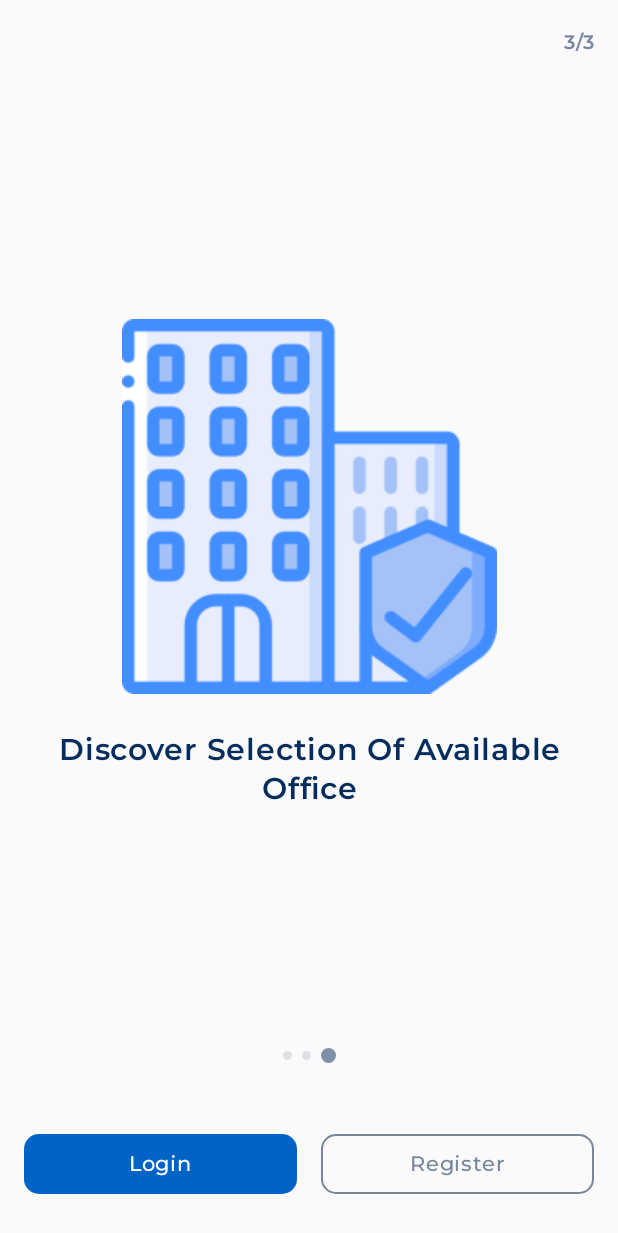
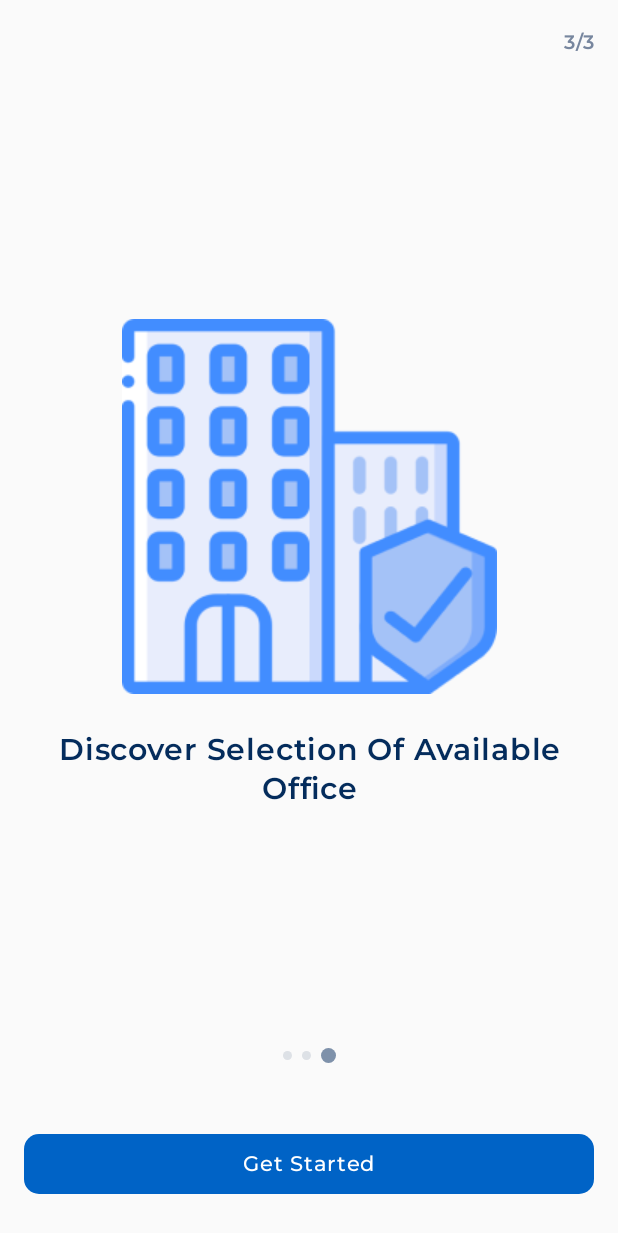
Before and after one commit to verindrarizya/AttendanceFirebase, an Android app built with Jetpack Compose: the screen it shows after launch (MainActivity), on a phone screen of 412 x 824 dp. Shown: the top 1233 px of the screen. Run offline under Robolectric (Android 15) with nearby library versions, the phone set to English and light mode, and no system bars; our stand-ins replace Dagger/Hilt's generated code.

Commit message:
on boarding and navigation fixing

```diff
--- a/app/src/main/java/com/verindrarizya/attendancefirebase/data/PreferencesRepository.kt
+++ b/app/src/main/java/com/verindrarizya/attendancefirebase/data/PreferencesRepository.kt
@@ -4,7 +4,6 @@ import androidx.datastore.core.DataStore
 import androidx.datastore.preferences.core.Preferences
 import androidx.datastore.preferences.core.booleanPreferencesKey
 import androidx.datastore.preferences.core.edit
-import kotlinx.coroutines.delay
 import kotlinx.coroutines.flow.Flow
 import kotlinx.coroutines.flow.map
 import kotlinx.coroutines.runBlocking
@@ -21,7 +20,6 @@ class PreferencesRepository @Inject constructor(
 ) {
 
     val isUserAlreadyOnBoarded: Flow<Boolean> = dataStore.data.map { preferences ->
-        delay(2_500)
         preferences[DataStoreKey.OnBoardedKey] ?: false
     }
 
--- a/app/src/main/java/com/verindrarizya/attendancefirebase/ui/screens/AttendanceFirebaseScreen.kt
+++ b/app/src/main/java/com/verindrarizya/attendancefirebase/ui/screens/AttendanceFirebaseScreen.kt
@@ -1,31 +1,25 @@
 package com.verindrarizya.attendancefirebase.ui.screens
 
-import androidx.compose.foundation.layout.Box
-import androidx.compose.foundation.layout.fillMaxSize
 import androidx.compose.runtime.Composable
+import androidx.compose.runtime.LaunchedEffect
 import androidx.compose.runtime.getValue
-import androidx.compose.ui.Alignment
 import androidx.compose.ui.Modifier
 import androidx.lifecycle.compose.collectAsStateWithLifecycle
 import androidx.lifecycle.viewmodel.compose.viewModel
 import androidx.navigation.NavHostController
 import androidx.navigation.compose.NavHost
+import androidx.navigation.compose.currentBackStackEntryAsState
 import androidx.navigation.compose.rememberNavController
-import com.airbnb.lottie.compose.LottieAnimation
-import com.airbnb.lottie.compose.LottieCompositionSpec
-import com.airbnb.lottie.compose.LottieConstants
-import com.airbnb.lottie.compose.animateLottieCompositionAsState
-import com.airbnb.lottie.compose.rememberLottieComposition
-import com.verindrarizya.attendancefirebase.ui.navigation.GlobalAuthDestination
 import com.verindrarizya.attendancefirebase.ui.navigation.authGraph
 import com.verindrarizya.attendancefirebase.ui.navigation.navigateToGlobalAuth
 import com.verindrarizya.attendancefirebase.ui.navigation.popUpToInclusive
-import com.verindrarizya.attendancefirebase.ui.screens.authentication.login.navigateToLogin
-import com.verindrarizya.attendancefirebase.ui.screens.authentication.register.navigateToRegister
 import com.verindrarizya.attendancefirebase.ui.screens.dashboard.DashboardDestination
 import com.verindrarizya.attendancefirebase.ui.screens.dashboard.dashboardScreen
 import com.verindrarizya.attendancefirebase.ui.screens.onboarding.OnBoardingDestination
+import com.verindrarizya.attendancefirebase.ui.screens.onboarding.navigateToOnBoarding
 import com.verindrarizya.attendancefirebase.ui.screens.onboarding.onBoardingScreen
+import com.verindrarizya.attendancefirebase.ui.screens.preload.PreloadingDestination
+import com.verindrarizya.attendancefirebase.ui.screens.preload.preloadingScreen
 
 @Composable
 fun AttendanceFirebaseScreen(
@@ -34,29 +28,37 @@ fun AttendanceFirebaseScreen(
     viewModel: AttendanceFirebaseViewModel = viewModel()
 ) {
     val isUserOnBoarded: Boolean? by viewModel.isUserAlreadyOnBoarded.collectAsStateWithLifecycle()
+    val currentBackStack by navController.currentBackStackEntryAsState()
 
-    if (isUserOnBoarded != null) {
+    LaunchedEffect(isUserOnBoarded) {
+        isUserOnBoarded?.let {
+            if (it) {
+                navController.navigateToGlobalAuth {
+                    popUpToInclusive(
+                        if (currentBackStack?.destination?.route == PreloadingDestination.routeName) {
+                            PreloadingDestination
+                        } else {
+                            OnBoardingDestination
+                        }
+                    )
+                }
+            } else {
+                navController.navigateToOnBoarding {
+                    popUpToInclusive(PreloadingDestination)
+                }
+            }
+        }
+    }
+
     NavHost(
         modifier = modifier,
         navController = navController,
-            startDestination = if (isUserOnBoarded == true) {
-                GlobalAuthDestination.routeName
-            } else {
-                OnBoardingDestination.routeName
-            }
+        startDestination = PreloadingDestination.routeName
     ) {
+        preloadingScreen()
         onBoardingScreen(
-                onNavigateToLoginScreen = {
+            onButtonStartedClicked = {
                 viewModel.setUserOnBoarded()
-                    navController.navigateToLogin {
-                        popUpToInclusive(OnBoardingDestination)
-                    }
-                },
-                onNavigateToRegisterScreen = {
-                    viewModel.setUserOnBoarded()
-                    navController.navigateToRegister {
-                        popUpToInclusive(OnBoardingDestination)
-                    }
             }
         )
         authGraph(navController = navController)
@@ -68,20 +70,4 @@ fun AttendanceFirebaseScreen(
             }
         )
     }
-    } else {
-        Box(
-            modifier = modifier.fillMaxSize(),
-            contentAlignment = Alignment.Center
-        ) {
-            val composition by rememberLottieComposition(
-                spec = LottieCompositionSpec.Asset("loading.json")
-            )
-            val progress by animateLottieCompositionAsState(
-                composition = composition,
-                iterations = LottieConstants.IterateForever
-            )
-
-            LottieAnimation(composition = composition, progress = { progress })
 }
-    }
-}
--- a/app/src/main/java/com/verindrarizya/attendancefirebase/ui/screens/onboarding/OnBoardingNavigation.kt
+++ b/app/src/main/java/com/verindrarizya/attendancefirebase/ui/screens/onboarding/OnBoardingNavigation.kt
@@ -1,25 +1,28 @@
 package com.verindrarizya.attendancefirebase.ui.screens.onboarding
 
+import androidx.navigation.NavController
 import androidx.navigation.NavGraphBuilder
+import androidx.navigation.NavOptionsBuilder
 import androidx.navigation.compose.composable
+import androidx.navigation.navOptions
 import com.verindrarizya.attendancefirebase.ui.navigation.Destination
 
 object OnBoardingDestination : Destination {
     override val routeName: String = "OnBoardingDestination"
 }
 
+fun NavController.navigateToOnBoarding(
+    builder: NavOptionsBuilder.() -> Unit = {}
+) {
+    this.navigate(OnBoardingDestination.routeName, navOptions(builder))
+}
+
 fun NavGraphBuilder.onBoardingScreen(
-    onNavigateToRegisterScreen: () -> Unit,
-    onNavigateToLoginScreen: () -> Unit
+    onButtonStartedClicked: () -> Unit,
 ) {
     composable(route = OnBoardingDestination.routeName) {
         OnBoardingScreen(
-            onNavigateToLoginScreen = {
-                onNavigateToLoginScreen()
-            },
-            onNavigateToRegisterScreen = {
-                onNavigateToRegisterScreen()
-            }
+            onButtonStartedClicked = onButtonStartedClicked
         )
     }
 }
--- a/app/src/main/java/com/verindrarizya/attendancefirebase/ui/screens/onboarding/OnBoardingScreen.kt
+++ b/app/src/main/java/com/verindrarizya/attendancefirebase/ui/screens/onboarding/OnBoardingScreen.kt
@@ -4,8 +4,8 @@ package com.verindrarizya.attendancefirebase.ui.screens.onboarding
 
 import androidx.compose.animation.core.FastOutSlowInEasing
 import androidx.compose.animation.core.animateDpAsState
+import androidx.compose.animation.core.animateFloatAsState
 import androidx.compose.animation.core.tween
-import androidx.compose.foundation.BorderStroke
 import androidx.compose.foundation.ExperimentalFoundationApi
 import androidx.compose.foundation.Image
 import androidx.compose.foundation.background
@@ -19,9 +19,9 @@ import androidx.compose.foundation.layout.fillMaxHeight
 import androidx.compose.foundation.layout.fillMaxSize
 import androidx.compose.foundation.layout.fillMaxWidth
 import androidx.compose.foundation.layout.height
+import androidx.compose.foundation.layout.offset
 import androidx.compose.foundation.layout.padding
 import androidx.compose.foundation.layout.size
-import androidx.compose.foundation.layout.width
 import androidx.compose.foundation.pager.HorizontalPager
 import androidx.compose.foundation.pager.PagerState
 import androidx.compose.foundation.pager.rememberPagerState
@@ -29,10 +29,10 @@ import androidx.compose.foundation.shape.CircleShape
 import androidx.compose.foundation.shape.RoundedCornerShape
 import androidx.compose.material3.Button
 import androidx.compose.material3.ButtonDefaults
-import androidx.compose.material3.OutlinedButton
 import androidx.compose.material3.Text
 import androidx.compose.runtime.Composable
 import androidx.compose.runtime.LaunchedEffect
+import androidx.compose.runtime.derivedStateOf
 import androidx.compose.runtime.getValue
 import androidx.compose.runtime.mutableStateOf
 import androidx.compose.runtime.remember
@@ -40,6 +40,7 @@ import androidx.compose.runtime.saveable.rememberSaveable
 import androidx.compose.runtime.setValue
 import androidx.compose.ui.Alignment
 import androidx.compose.ui.Modifier
+import androidx.compose.ui.draw.alpha
 import androidx.compose.ui.draw.clip
 import androidx.compose.ui.graphics.Color
 import androidx.compose.ui.layout.ContentScale
@@ -53,7 +54,6 @@ import androidx.compose.ui.unit.sp
 import com.verindrarizya.attendancefirebase.R
 import com.verindrarizya.attendancefirebase.ui.theme.AttendanceFirebaseTheme
 import com.verindrarizya.attendancefirebase.ui.theme.ButtonBgBlue
-import com.verindrarizya.attendancefirebase.ui.theme.ButtonTextGray
 import com.verindrarizya.attendancefirebase.ui.theme.MontserratFamily
 import com.verindrarizya.attendancefirebase.ui.theme.PagerIndicatorActive
 import com.verindrarizya.attendancefirebase.ui.theme.PagerIndicatorInactive
@@ -65,12 +65,25 @@ import kotlinx.coroutines.delay
 @Composable
 fun OnBoardingScreen(
     modifier: Modifier = Modifier,
-    onNavigateToLoginScreen: () -> Unit,
-    onNavigateToRegisterScreen: () -> Unit
+    onButtonStartedClicked: () -> Unit,
 ) {
     val pageCount = remember { onBoardingPagerItemContentContents.size }
     val pagerState = rememberPagerState()
     var flagAnimate by rememberSaveable { mutableStateOf(true) }
+
+    val isLastPage by remember {
+        derivedStateOf {
+            pagerState.currentPage == pageCount - 1
+        }
+    }
+
+    val buttonAlpha by animateFloatAsState(
+        if (isLastPage) 1f else 0f
+    )
+
+    val buttonOffset by animateDpAsState(
+        if (isLastPage) 0.dp else 16.dp
+    )
 
     LaunchedEffect(Unit) {
         if (flagAnimate) {
@@ -126,11 +139,23 @@ fun OnBoardingScreen(
             pagerState = pagerState,
         )
         Spacer(Modifier.height(40.dp))
-        BottomAuthButton(
-            modifier = Modifier.padding(horizontal = 16.dp),
-            onButtonSignUpClicked = onNavigateToRegisterScreen,
-            onButtonLoginClicked = onNavigateToLoginScreen
-        )
+        Button(
+            modifier = Modifier
+                .offset(y = buttonOffset)
+                .alpha(buttonAlpha)
+                .padding(horizontal = 16.dp)
+                .fillMaxWidth(),
+            onClick = onButtonStartedClicked,
+            shape = RoundedCornerShape(10.dp),
+            colors = ButtonDefaults.buttonColors(
+                containerColor = ButtonBgBlue,
+            ),
+            enabled = isLastPage,
+        ) {
+            Text(
+                text = stringResource(id = R.string.started),
+            )
+        }
         Spacer(Modifier.height(24.dp))
     }
 }
@@ -207,57 +232,12 @@ fun PagerIndicatorItem(
     )
 }
 
-@Composable
-fun BottomAuthButton(
-    modifier: Modifier = Modifier,
-    onButtonLoginClicked: () -> Unit,
-    onButtonSignUpClicked: () -> Unit
-) {
-    Row(
-        modifier = modifier
-            .fillMaxWidth()
-    ) {
-        Button(
-            modifier = Modifier
-                .weight(1f),
-            onClick = onButtonLoginClicked,
-            shape = RoundedCornerShape(10.dp),
-            colors = ButtonDefaults.buttonColors(
-                containerColor = ButtonBgBlue,
-            )
-        ) {
-            Text(
-                text = stringResource(id = R.string.login),
-            )
-        }
-        Spacer(Modifier.width(16.dp))
-        OutlinedButton(
-            modifier = Modifier
-                .weight(1f),
-            onClick = onButtonSignUpClicked,
-            shape = RoundedCornerShape(10.dp),
-            colors = ButtonDefaults.outlinedButtonColors(
-                contentColor = ButtonTextGray,
-            ),
-            border = BorderStroke(
-                width = 1.dp,
-                color = ButtonTextGray
-            )
-        ) {
-            Text(
-                text = stringResource(id = R.string.register)
-            )
-        }
-    }
-}
-
 @Preview(showBackground = true)
 @Composable
 fun OnBoardingScreenPreview() {
     AttendanceFirebaseTheme {
         OnBoardingScreen(
-            onNavigateToLoginScreen = {},
-            onNavigateToRegisterScreen = {}
+            onButtonStartedClicked = {},
         )
     }
 }
--- /dev/null
+++ b/app/src/main/java/com/verindrarizya/attendancefirebase/ui/screens/preload/PreloadingNavigation.kt
@@ -0,0 +1,15 @@
+package com.verindrarizya.attendancefirebase.ui.screens.preload
+
+import androidx.navigation.NavGraphBuilder
+import androidx.navigation.compose.composable
+import com.verindrarizya.attendancefirebase.ui.navigation.Destination
+
+object PreloadingDestination : Destination {
+    override val routeName: String = "PreloadingDestination"
+}
+
+fun NavGraphBuilder.preloadingScreen() {
+    composable(PreloadingDestination.routeName) {
+        PreloadingScreen()
+    }
+}
--- /dev/null
+++ b/app/src/main/java/com/verindrarizya/attendancefirebase/ui/screens/preload/PreloadingScreen.kt
@@ -0,0 +1,40 @@
+package com.verindrarizya.attendancefirebase.ui.screens.preload
+
+import androidx.compose.foundation.layout.Box
+import androidx.compose.foundation.layout.fillMaxSize
+import androidx.compose.runtime.Composable
+import androidx.compose.runtime.getValue
+import androidx.compose.ui.Alignment
+import androidx.compose.ui.Modifier
+import androidx.compose.ui.tooling.preview.Preview
+import com.airbnb.lottie.compose.LottieAnimation
+import com.airbnb.lottie.compose.LottieCompositionSpec
+import com.airbnb.lottie.compose.LottieConstants
+import com.airbnb.lottie.compose.animateLottieCompositionAsState
+import com.airbnb.lottie.compose.rememberLottieComposition
+
+@Composable
+fun PreloadingScreen(
+    modifier: Modifier = Modifier
+) {
+    Box(
+        modifier = modifier.fillMaxSize(),
+        contentAlignment = Alignment.Center
+    ) {
+        val composition by rememberLottieComposition(
+            spec = LottieCompositionSpec.Asset("loading.json")
+        )
+        val progress by animateLottieCompositionAsState(
+            composition = composition,
+            iterations = LottieConstants.IterateForever
+        )
+
+        LottieAnimation(composition = composition, progress = { progress })
+    }
+}
+
+@Preview
+@Composable
+fun PreloadingScreenPreview() {
+    PreloadingScreen()
+}
--- a/app/src/main/res/values/strings.xml
+++ b/app/src/main/res/values/strings.xml
@@ -5,7 +5,7 @@
     <string name="onboarding_available_office_message">Discover Selection Of Available Office</string>
     <string name="login">Login</string>
     <string name="register">Register</string>
-    <string name="login_screen_title">Welcome Back!</string>
+    <string name="login_screen_title">Login</string>
     <string name="login_screen_description">Just a step away from easier way to record attendance</string>
     <string name="register_screen_title">Register New Account</string>
     <string name="register_screen_description">Just a minute away from a fresh way to record attendance</string>
@@ -13,4 +13,5 @@
     <string name="password">Password</string>
     <string name="full_name">Full Name</string>
     <string name="repeat_password">Repeat Password</string>
+    <string name="started">Get Started</string>
 </resources>
```
Lines whose indentation alone changed are shown as unchanged.
